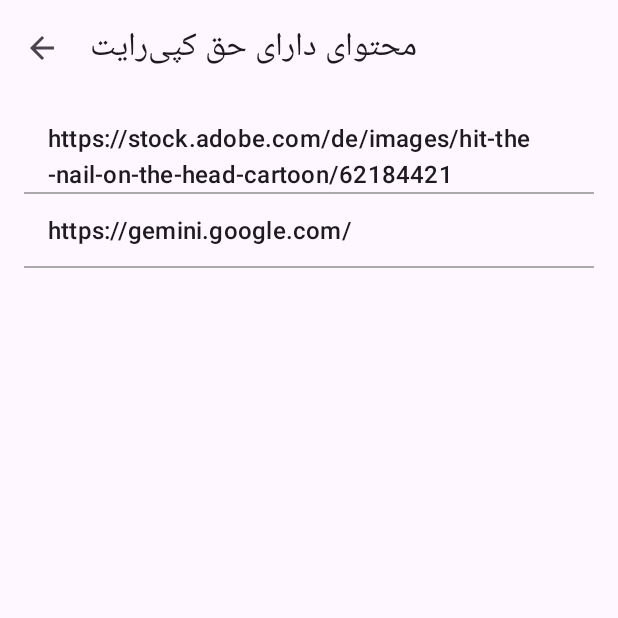
After one commit to mhsenpc/english_idioms_android, an Android app: the CopyrightedContentActivity screen opened directly, with no data from a screen before it, on a phone screen of 412 x 824 dp, the top half of it. The commit adds this screen. Run offline under Robolectric (Android 15) with nearby library versions, the phone set to English and light mode, and no system bars.

Commit message:
add references screen

```diff
--- a/app/src/main/AndroidManifest.xml
+++ b/app/src/main/AndroidManifest.xml
@@ -30,6 +30,11 @@
             android:exported="false"
             android:parentActivityName=".MainActivity"
             android:label="@string/title_activity_about" />
+        <activity
+            android:name=".CopyrightedContentActivity"
+            android:exported="false"
+            android:parentActivityName=".MainActivity"
+            android:label="References" />
     </application>
 
 </manifest>
--- /dev/null
+++ b/app/src/main/java/sibpardazan/gharb/englishidioms/CopyrightedContentActivity.java
@@ -0,0 +1,72 @@
+package sibpardazan.gharb.englishidioms;
+
+import android.content.Intent;
+import android.net.Uri;
+import android.os.Bundle;
+import android.view.MenuItem;
+import android.widget.ArrayAdapter;
+import android.widget.ListView;
+import android.widget.Toast;
+
+import androidx.appcompat.app.AppCompatActivity;
+
+import java.util.ArrayList;
+import java.util.Arrays;
+import java.util.List;
+
+public class CopyrightedContentActivity extends AppCompatActivity {
+
+    private ListView listViewContent;
+    private ArrayAdapter<String> adapter;
+    private List<String> contentUrls;
+
+    @Override
+    protected void onCreate(Bundle savedInstanceState) {
+        super.onCreate(savedInstanceState);
+        setContentView(R.layout.activity_copyrighted_content);
+
+        // Set up toolbar
+        setSupportActionBar(findViewById(R.id.toolbar));
+        if (getSupportActionBar() != null) {
+            getSupportActionBar().setTitle("محتوای دارای حق کپی‌رایت");
+            getSupportActionBar().setDisplayHomeAsUpEnabled(true);
+        }
+
+        // Initialize views
+        listViewContent = findViewById(R.id.listViewContent);
+
+        // Initialize copyrighted content URLs
+        contentUrls = new ArrayList<>(Arrays.asList(
+            "https://stock.adobe.com/de/images/hit-the-nail-on-the-head-cartoon/62184421",
+            "https://gemini.google.com/"
+        ));
+
+        // Create adapter
+        adapter = new ArrayAdapter<>(this, android.R.layout.simple_list_item_1, contentUrls);
+        listViewContent.setAdapter(adapter);
+
+        // Set up click listener
+        listViewContent.setOnItemClickListener((parent, view, position, id) -> {
+            String url = contentUrls.get(position);
+            openUrl(url);
+        });
+    }
+
+    private void openUrl(String url) {
+        try {
+            Intent intent = new Intent(Intent.ACTION_VIEW, Uri.parse(url));
+            startActivity(intent);
+        } catch (Exception e) {
+            Toast.makeText(this, "خطا در باز کردن لینک", Toast.LENGTH_SHORT).show();
+        }
+    }
+
+    @Override
+    public boolean onOptionsItemSelected(MenuItem item) {
+        if (item.getItemId() == android.R.id.home) {
+            onBackPressed();
+            return true;
+        }
+        return super.onOptionsItemSelected(item);
+    }
+}
--- a/app/src/main/java/sibpardazan/gharb/englishidioms/MainActivity.java
+++ b/app/src/main/java/sibpardazan/gharb/englishidioms/MainActivity.java
@@ -146,6 +146,10 @@ public class MainActivity extends AppCompatActivity {
             Intent intent = new Intent(this, AboutActivity.class);
             startActivity(intent);
             return true;
+        } else if (id == R.id.action_copyrighted_content) {
+            Intent intent = new Intent(this, CopyrightedContentActivity.class);
+            startActivity(intent);
+            return true;
         }
 
         return super.onOptionsItemSelected(item);
--- /dev/null
+++ b/app/src/main/res/layout/activity_copyrighted_content.xml
@@ -0,0 +1,33 @@
+<?xml version="1.0" encoding="utf-8"?>
+<androidx.coordinatorlayout.widget.CoordinatorLayout xmlns:android="http://schemas.android.com/apk/res/android"
+    xmlns:app="http://schemas.android.com/apk/res-auto"
+    xmlns:tools="http://schemas.android.com/tools"
+    android:layout_width="match_parent"
+    android:layout_height="match_parent"
+    android:fitsSystemWindows="true"
+    tools:context=".CopyrightedContentActivity">
+
+    <com.google.android.material.appbar.AppBarLayout
+        android:layout_width="match_parent"
+        android:layout_height="wrap_content"
+        android:fitsSystemWindows="true">
+
+        <com.google.android.material.appbar.MaterialToolbar
+            android:id="@+id/toolbar"
+            android:layout_width="match_parent"
+            android:layout_height="?attr/actionBarSize"
+            app:title="محتوای دارای حق کپی‌رایت" />
+
+    </com.google.android.material.appbar.AppBarLayout>
+
+    <ListView
+        android:id="@+id/listViewContent"
+        android:layout_width="match_parent"
+        android:layout_height="match_parent"
+        android:layout_marginTop="?attr/actionBarSize"
+        android:padding="16dp"
+        android:divider="@android:color/darker_gray"
+        android:dividerHeight="1dp"
+        android:clipToPadding="false" />
+
+</androidx.coordinatorlayout.widget.CoordinatorLayout>
--- a/app/src/main/res/menu/menu_main.xml
+++ b/app/src/main/res/menu/menu_main.xml
@@ -19,4 +19,9 @@
         android:orderInCategory="75"
         android:title="About"
         app:showAsAction="never" />
+    <item
+        android:id="@+id/action_copyrighted_content"
+        android:orderInCategory="80"
+        android:title="References"
+        app:showAsAction="never" />
 </menu>
```
